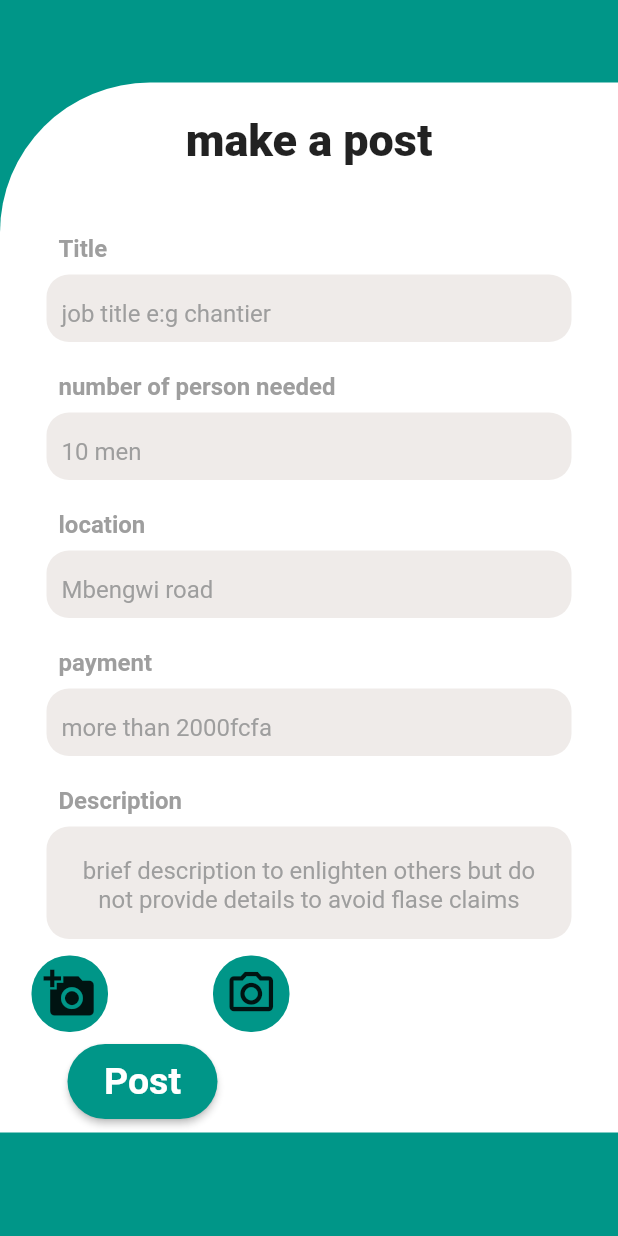
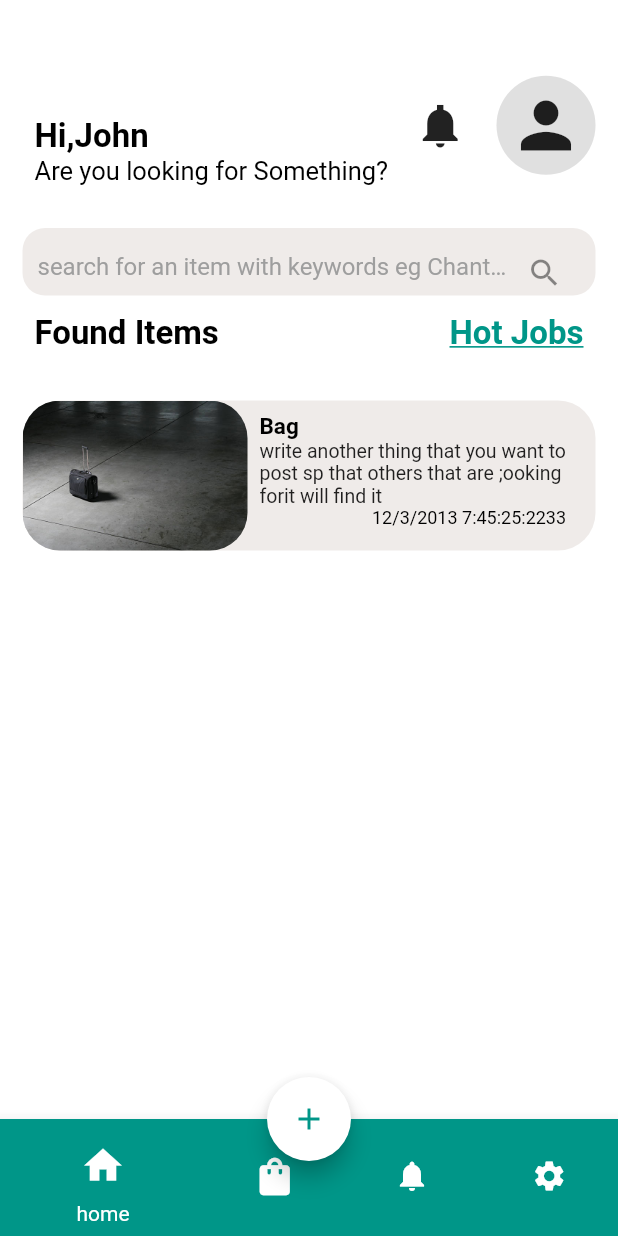
Before and after one commit to Nicodona/ifind_frontend, a Flutter app: the screen it shows after launch, on a phone screen of 412 x 824 dp. Run offline on Flutter 3.47's test engine with Material 2 defaults, Android fonts, the phone set to English and light mode, and no system bars; our stand-ins replace image_picker.

Commit message:
added more screens

```diff
--- a/lib/main.dart
+++ b/lib/main.dart
@@ -2,9 +2,12 @@ import 'package:flutter/material.dart';
 import 'package:ifind_backend/authscreens/login.dart';
 import 'package:ifind_backend/authscreens/signup.dart';
 import 'package:ifind_backend/authscreens/landing.dart';
+import 'package:ifind_backend/screens/dashboard/jobhome.dart';
 import 'package:ifind_backend/screens/jobPost.dart';
 import 'package:ifind_backend/screens/lostPost.dart';
 import 'package:ifind_backend/screens/profile_upload.dart';
+import 'package:ifind_backend/screens/dashboard/home.dart';
+
 
 void main() {
   runApp(MaterialApp(
@@ -16,7 +19,9 @@ void main() {
       '/profile': (context) => Profile(),
       '/signup': (context) => Signup(),
       '/postlost': (context) => Post(),
-      '/': (context) => JobPost(),
+      '/postJob': (context) => JobPost(),
+      '/found': (context) => Missing(),
+      '/': (context) => FindJob(),
 
     },
   ));
--- /dev/null
+++ b/lib/screens/dashboard/jobhome.dart
@@ -0,0 +1,289 @@
+import 'package:flutter/material.dart';
+
+class FindJob extends StatefulWidget {
+  const FindJob({Key? key}) : super(key: key);
+
+  @override
+  State<FindJob> createState() => _FindJobState();
+}
+
+class _FindJobState extends State<FindJob> {
+  TextEditingController searchController = TextEditingController();
+
+  int _selectedItem = 0;
+
+  void _onItemTpped(int index) {
+    setState(() {
+      _selectedItem = index;
+    });
+  }
+
+  @override
+  Widget build(BuildContext context) {
+    return Scaffold(
+      floatingActionButtonLocation: FloatingActionButtonLocation.centerDocked,
+      floatingActionButton: FloatingActionButton(
+        backgroundColor: Colors.white,
+
+        splashColor: Colors.teal,
+        onPressed: () => {},
+        child: IconButton(
+          onPressed: () => {},
+          icon: Icon(Icons.add),
+          color: Colors.teal,
+        ),
+      ),
+      backgroundColor: Colors.white,
+      bottomNavigationBar: BottomNavigationBar(
+        backgroundColor: Colors.green,
+        items: [
+          BottomNavigationBarItem(
+            label: 'home',
+            backgroundColor: Colors.teal,
+            icon: IconButton(
+              icon: Icon(Icons.home),
+              iconSize: 30,
+              onPressed: () => {},
+            ),
+          ),
+          BottomNavigationBarItem(
+            backgroundColor: Colors.teal,
+            label: 'profile',
+            icon: IconButton(
+              icon: Icon(Icons.shopping_bag),
+              iconSize: 30,
+              onPressed: () =>
+              {
+                Navigator.pushNamed(context, '/profile')
+              },
+            ),
+          ),
+
+          BottomNavigationBarItem(
+            backgroundColor: Colors.teal,
+            label: 'notify',
+            icon: IconButton(
+              icon: Icon(Icons.notifications),
+              onPressed: () => {},
+            ),
+          ),
+          BottomNavigationBarItem(
+            label: 'Settings',
+            icon: IconButton(
+              icon: Icon(Icons.settings),
+              onPressed: () => {},
+            ),
+          ),
+        ],
+        currentIndex: _selectedItem,
+        onTap: _onItemTpped,
+      ),
+
+
+      body: SingleChildScrollView(
+
+        child: Padding(
+          padding: const EdgeInsets.all(15.0),
+          child: Column(
+            children: [
+
+              SizedBox(height: 20,),
+              Row(
+                mainAxisAlignment: MainAxisAlignment.spaceBetween,
+                children: [
+                  Padding(
+                    padding: const EdgeInsets.all(8.0),
+                    child: Container(
+                        child: Column(
+                          crossAxisAlignment: CrossAxisAlignment.start,
+                          children: const [
+                            SizedBox(height: 35,),
+                            Text('Hi,John',
+                              style: TextStyle(
+                                  color: Colors.black,
+                                  fontSize: 22,
+                                  fontWeight: FontWeight.bold
+                              ),
+                            ),
+                            Text('Are you looking for Something?',
+                                style: TextStyle(
+                                  color: Colors.black,
+                                  fontWeight: FontWeight.w400,
+                                  fontSize: 17,
+                                )
+                            )
+                          ],
+                        )
+                    ),
+                  ),
+
+                  Container(
+                    child: Row(
+                      children: [
+                        IconButton(onPressed: () => {},
+                          icon: Icon(Icons.notifications_sharp),
+                          iconSize: 35,
+                        ),
+                        SizedBox(width: 12,),
+                        Container(
+                          decoration: const BoxDecoration(
+                            color: Colors.black12,
+                            borderRadius: BorderRadius.all(Radius.circular(50)),
+                          ),
+                          child: IconButton(onPressed: () => {},
+                            icon: Icon(Icons.person),
+                            iconSize: 50,
+                          ),
+                        )
+                      ],
+                    ),
+                  )
+
+                ],
+              ),
+              SizedBox(height: 20,),
+              SizedBox(
+                height: 45,
+                child: Container(
+                  decoration: BoxDecoration(
+                      borderRadius: BorderRadius.circular(15),
+                      color: Colors.brown[50]
+                  ),
+                  padding: const EdgeInsets.fromLTRB(10, 10, 10, 0),
+                  child: TextFormField(
+                    obscureText: false,
+                    controller: searchController,
+                    decoration: InputDecoration(
+                        suffixIcon: IconButton(
+                            onPressed: () => {},
+                            icon: Icon(Icons.search)),
+                        border: InputBorder.none,
+                        hintText: 'search for an item with keywords eg Chantier',
+                        hintStyle: TextStyle(
+                          color: Colors.grey,
+                        )
+                    ),
+                  ),
+                ),
+              ),
+
+              SizedBox(
+                height: 50,
+                child: Row(
+                  mainAxisAlignment: MainAxisAlignment.spaceBetween,
+                  children: [
+                    Container(
+                      child: TextButton(
+                        onPressed: () {
+                          Navigator.pushNamed(context, '/found');
+                        },
+                        child: const Text('Found Items',
+                          style: TextStyle(
+                              fontSize: 22,
+                              fontWeight: FontWeight.bold,
+                              color: Colors.black,
+
+                          ),
+                        ),
+                      ),
+                    ),
+                    Container(
+                        child: TextButton(
+                          onPressed: () {},
+                          child: const Text('Hot Jobs',
+                            style: TextStyle(
+                              fontSize: 22,
+                              fontWeight: FontWeight.bold,
+                              color: Colors.teal,
+                              decoration: TextDecoration.underline
+                            ),
+                          ),
+                        )
+                    )
+                  ],
+                ),
+
+              ),
+
+
+              Container(
+                decoration: BoxDecoration(
+                  borderRadius: BorderRadius.circular(25),
+                  color: Colors.brown[50],
+                ),
+
+                height: 100,
+                margin: EdgeInsets.symmetric(vertical: 20),
+                child: Row(
+                    children: [
+                      Stack(
+                        children: [
+
+                          Container(
+                            child: ClipRRect(
+                              borderRadius: BorderRadius.all(
+                                  Radius.circular(25)),
+                              child: Image.asset('assets/images/bag.jpg',
+                              ),
+                            ),
+                          ),
+                        ],
+                      ),
+                      SizedBox(height: 5,),
+
+                      Padding(
+                        padding: const EdgeInsets.all(8.0),
+                        child: InkWell(
+                          onTap: () {},
+                          child: Container(
+                            child: Column(
+                              crossAxisAlignment: CrossAxisAlignment.start,
+                              children: const [
+                                Text('Bag',
+                                  style: TextStyle(
+                                      color: Colors.black,
+                                      fontWeight: FontWeight.bold,
+                                      fontSize: 15
+                                  ),
+                                ),
+
+                                SizedBox(
+                                  width: 210,
+                                  child: Text(
+                                    'write another thing that you want to post sp that others that are ;ooking forit will find it',
+                                    maxLines: 4,
+                                    overflow: TextOverflow.ellipsis,
+                                    style: TextStyle(
+                                        fontSize: 13
+                                    ),
+                                  ),
+                                ),
+
+                                Padding(
+                                  padding: EdgeInsets.only(left: 75),
+                                  child: Text('12/3/2013 7:45:25:2233',
+                                    style: TextStyle(
+                                      color: Colors.black,
+                                      fontSize: 12,
+                                    ),
+                                  ),
+                                )
+                              ],
+                            ),
+                          ),
+                        ),
+                      )
+
+
+                    ]
+                ),
+
+
+              )
+            ],
+          ),
+        ),
+      ),
+    );
+  }
+}
```
Also changed, not shown: lib/screens/dashboard/home.dart (added, +332 -0 lines), assets/images/bag.jpg (added), assets/images/building.jpeg (added).
